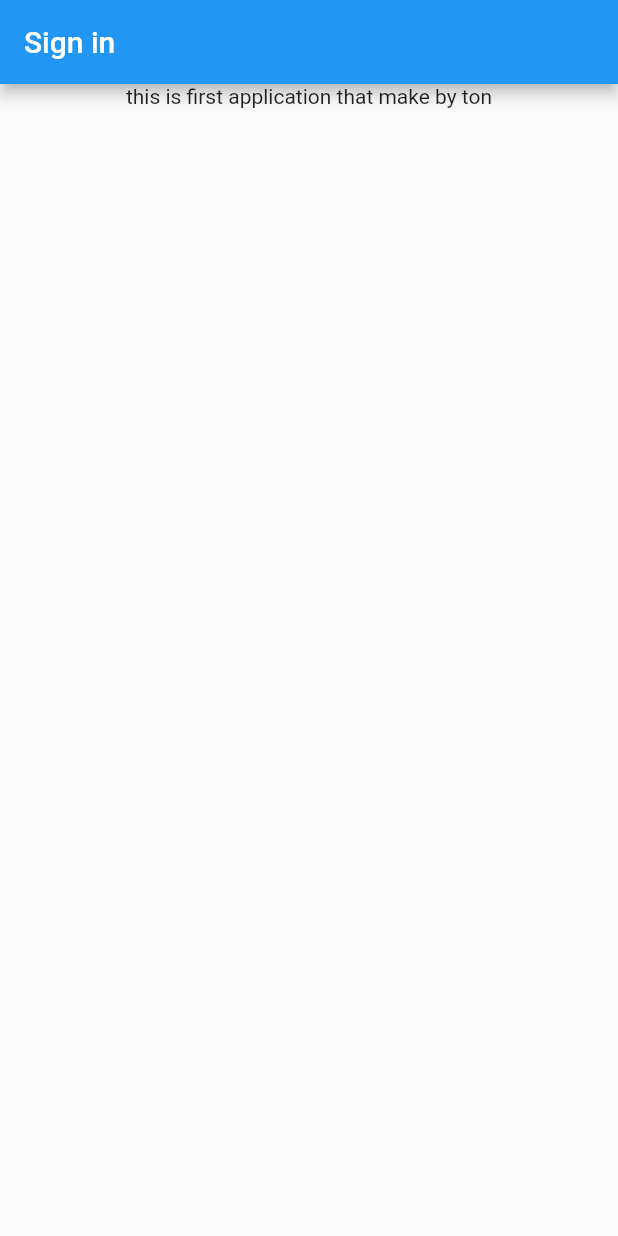
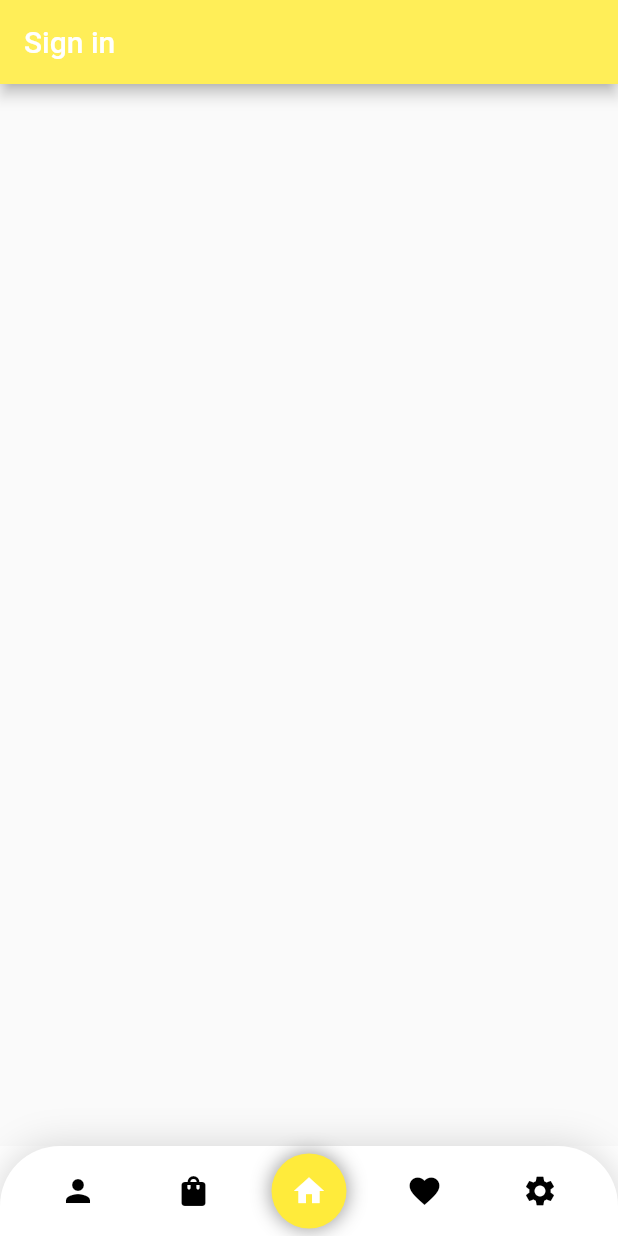
Before and after one commit to tontanh/app1, a Flutter app: the screen it shows after launch, on a phone screen of 412 x 824 dp. Run offline on Flutter 3.47's test engine with Material 2 defaults, Android fonts, the phone set to English and light mode, and no system bars.

Commit message:
menu bar

```diff
--- a/lib/home_page.dart
+++ b/lib/home_page.dart
@@ -8,19 +8,50 @@ class Homepage extends StatelessWidget {
         title: Text(
           'Sign in',
         ),
+        backgroundColor: Colors.yellow[400],
       ),
-      body: Column(
-        children: [
-          Column(
-            children: [
-              Center(
-                child: Text(
-                  "this is first application that make by ton",
+      body: Column(),
+      bottomNavigationBar: Container(
+          height: 60,
+          color: Colors.white,
+          child: Container(
+            decoration: BoxDecoration(
+                color: Colors.white,
+                borderRadius: BorderRadius.only(
+                  topLeft: Radius.circular(40),
+                  topRight: Radius.circular(40),
                 ),
-              ),
-            ],
-          ),
-        ],
+                boxShadow: [
+                  BoxShadow(
+                      blurRadius: 20, color: Colors.grey[350], spreadRadius: 1)
+                ]),
+            child: Row(
+              mainAxisAlignment: MainAxisAlignment.spaceEvenly,
+              children: [
+                buildContainerNavibottom(Icons.person),
+                buildContainerNavibottom(Icons.shopping_bag),
+                buildContainerNavibottom(Icons.home, isSelected: true),
+                buildContainerNavibottom(Icons.favorite),
+                buildContainerNavibottom(Icons.settings),
+              ],
+            ),
+          )),
+    );
+  }
+
+  Container buildContainerNavibottom(IconData icon, {isSelected = false}) {
+    return Container(
+      decoration: BoxDecoration(
+          color: isSelected ? Colors.yellow : Colors.white,
+          shape: BoxShape.circle,
+          boxShadow: isSelected
+              ? [BoxShadow(color: Colors.grey, blurRadius: 10, spreadRadius: 1)]
+              : []),
+      height: 50,
+      width: 50,
+      child: Icon(
+        icon,
+        color: isSelected ? Colors.white : Colors.black,
       ),
     );
   }
```
